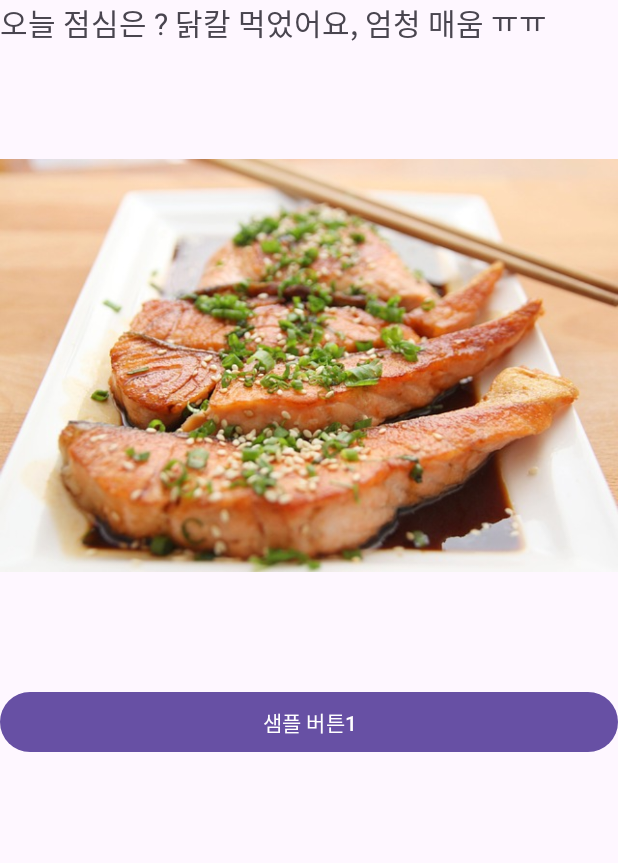
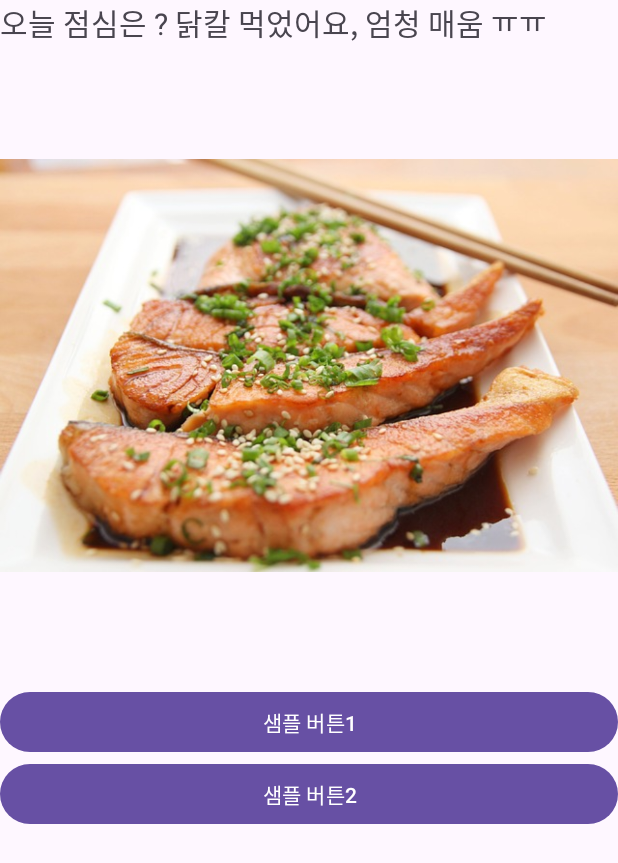
Before and after one commit to lsy3709/AndroidLabTest501, an Android app: the Ch6MainActivity screen opened directly, with no data from a screen before it, on a phone screen of 412 x 824 dp. Shown: the top 863 px of the screen. Run offline under Robolectric (Android 15) with nearby library versions, the light colour scheme and no system bars.

Commit message:
6교시, ch6 뷰 기본 알아보기, 이미지 뷰, 버튼 추가 후 간단 로직 처리 확인

```diff
--- a/app/src/main/java/com/busanit501/androidlabtest501/ch06/Ch6MainActivity.kt
+++ b/app/src/main/java/com/busanit501/androidlabtest501/ch06/Ch6MainActivity.kt
@@ -1,6 +1,7 @@
 package com.busanit501.androidlabtest501.ch06
 
 import android.os.Bundle
+import android.widget.Button
 import androidx.activity.enableEdgeToEdge
 import androidx.appcompat.app.AppCompatActivity
 import androidx.core.view.ViewCompat
@@ -29,5 +30,11 @@ class Ch6MainActivity : AppCompatActivity() {
         //예) xml 화면 요소를 그리기, 해당 요소를 선택해서, 이벤트 처리를 한다.
         // 예2) 데이터 송수신.
 
+        // 샘플 버튼 클릭시 이벤트 처리,
+        val sampleBtn : Button = findViewById<Button>(R.id.sampleBtn1)
+        sampleBtn.setOnClickListener {
+            println("sampleBtn 클릭 확인.")
+        }
+
     }
 }
--- a/app/src/main/res/layout/activity_ch6_main.xml
+++ b/app/src/main/res/layout/activity_ch6_main.xml
@@ -14,20 +14,28 @@
         android:orientation="vertical">
 
         <TextView
+            android:id="@+id/textView1"
             android:layout_width="match_parent"
             android:layout_height="wrap_content"
             android:text="오늘 점심은 ? 닭칼 먹었어요, 엄청 매움 ㅠㅠ"
             android:textSize="20sp"/>
 
         <ImageView
+            android:id="@+id/imageView1"
             android:layout_width="match_parent"
             android:layout_height="wrap_content"
             android:src="@drawable/food1"/>
 
         <Button
+            android:id="@+id/sampleBtn1"
             android:layout_width="match_parent"
             android:layout_height="wrap_content"
             android:text="샘플 버튼1"/>
+        <Button
+            android:id="@+id/sampleBtn2"
+            android:layout_width="match_parent"
+            android:layout_height="wrap_content"
+            android:text="샘플 버튼2"/>
 
 
 
```
